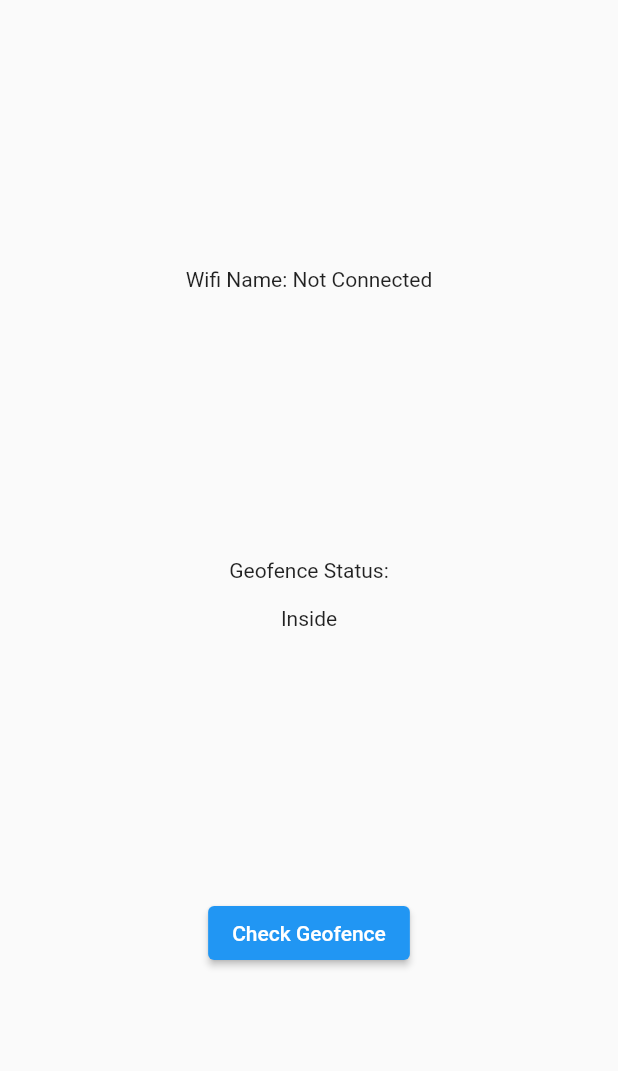
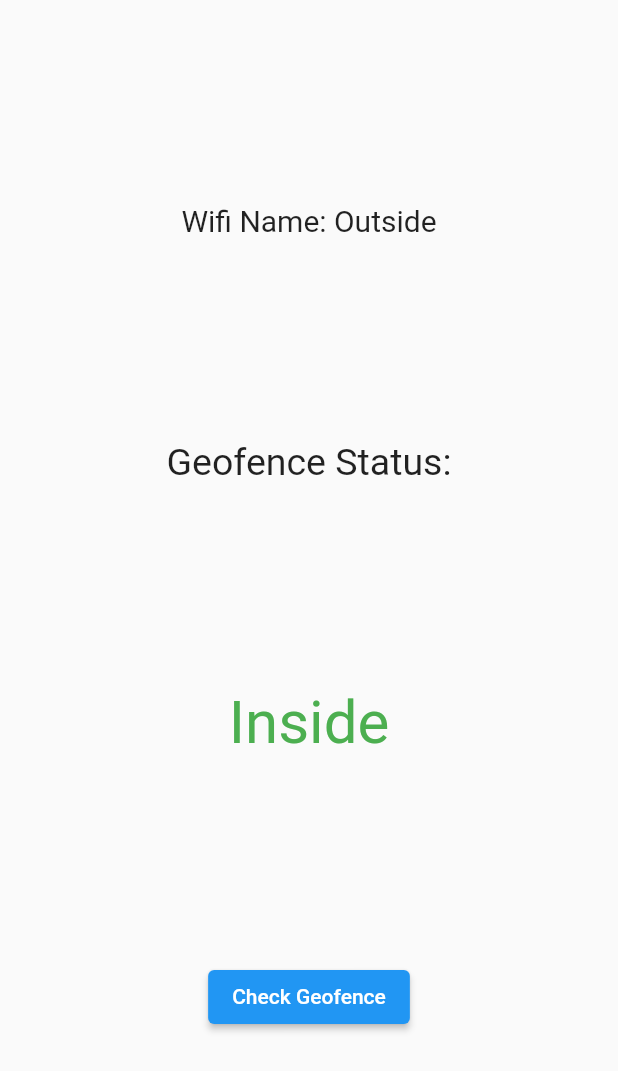
Before and after one commit to MarcusLEK/geofence, a Flutter app: the CheckView screen opened by its route, after a tap on "Check Geofence", on a phone screen of 412 x 824 dp. Shown: the top 1071 px of the screen. Run offline on Flutter 3.47's test engine with Material 2 defaults, Android fonts, the phone set to English and light mode, and no system bars; our stand-ins replace connectivity, get, permission_handler; missing offline and left inert: wifi_info_flutter.

Commit message:
Update check_controller.dart and check_view.dart

```diff
--- a/lib/app/modules/check/controllers/check_controller.dart
+++ b/lib/app/modules/check/controllers/check_controller.dart
@@ -38,7 +38,7 @@ class CheckController extends GetxController {
     });
   }
 
-  updateStatus(String stat) {
+  updateGeoStatus(String stat) {
     status.update((val) {
       val.geoStatus = stat;
     });
@@ -46,9 +46,9 @@ class CheckController extends GetxController {
 
   checkGeofence() {
     if (settingsController.setting.value.wifiName == wifi.value.wifiName) {
-      updateStatus('Inside');
+      updateGeoStatus('Inside');
     } else {
-      updateStatus('Outside');
+      updateGeoStatus('Outside');
     }
   }
 
--- a/lib/app/modules/check/views/check_view.dart
+++ b/lib/app/modules/check/views/check_view.dart
@@ -15,13 +15,29 @@ class CheckView extends GetView<CheckController> {
           children: [
             Obx(() {
               return Text(
-                "Wifi Name: ${(controller.wifi.value.wifiName == null) ? 'Not Connected' : controller.wifi.value.wifiName}",
+                "Wifi Name: ${(controller.wifi.value.wifiName == null) ? 'Outside' : controller.wifi.value.wifiName}",
+                style: TextStyle(
+                  fontSize: 20,
+                ),
               );
             }),
+            Text(
+              "Geofence Status:",
+              textAlign: TextAlign.center,
+              style: TextStyle(
+                fontSize: 25,
+              ),
+            ),
             Obx(() {
               return Text(
-                "Geofence Status: \n\n${controller.status.value.geoStatus}",
+                "${controller.status.value.geoStatus}",
                 textAlign: TextAlign.center,
+                style: TextStyle(
+                  color: (controller.status.value.geoStatus == 'Outside')
+                      ? Colors.red
+                      : Colors.green,
+                  fontSize: 40,
+                ),
               );
             }),
             ElevatedButton(
```
